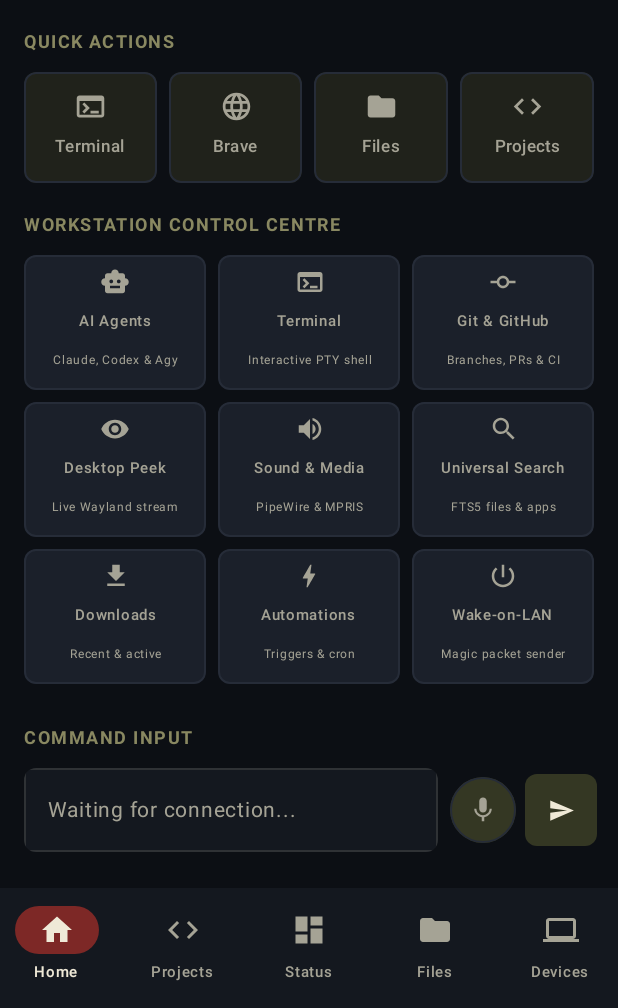
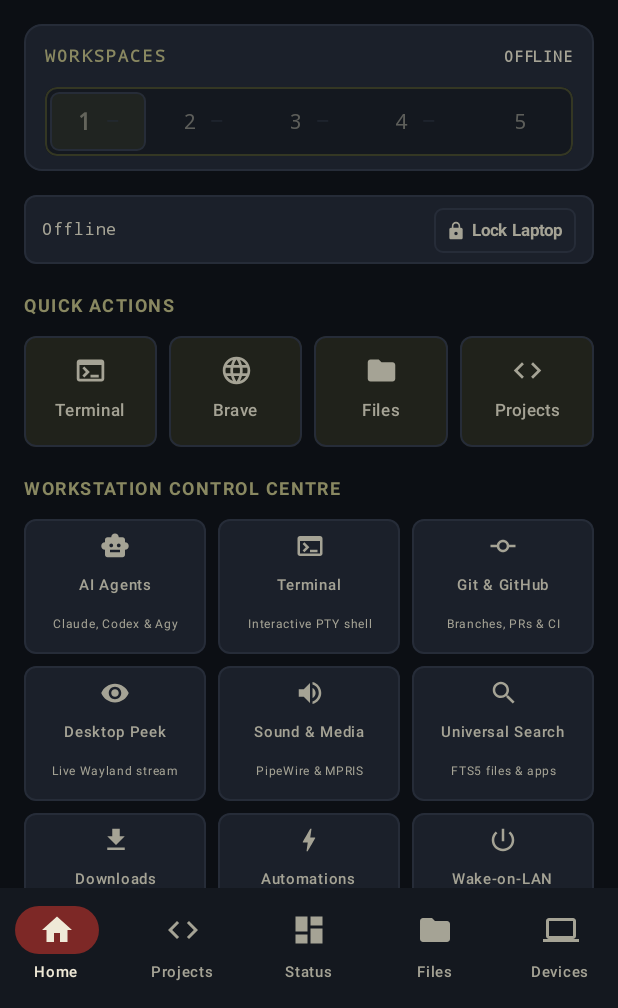
Before and after one commit to axonel/regnant, an Android app built with Jetpack Compose: the screen it shows after launch (MainActivity), on a phone screen of 412 x 824 dp, the part 228-1236 px from its top. Run offline under Robolectric (Android 15) with nearby library versions, the phone set to English and light mode, and no system bars; 13 statements that could not run were skipped.

Commit message:
feat(v1.2.1): animated workspace selector and lock laptop control
- Implement horizontal animated workspace selector on Android HomeScreen (1..5) with Spring physics and Omarchy top-bar style
- Add Hyprland socket2.sock client for real-time bi-directional workspace sync
- Support Omarchy native Lua dispatch bindings (o.workspaces.focus) with fallback
- Replace former workspace lock icon with dedicated Lock Laptop button
- Add explicit confirmation modal showing target laptop name and security notice
- Invoke real Omarchy lock command (/usr/share/omarchy/bin/omarchy-system-lock) and report lock status
- Enforce strict one-way security boundary (no password storage, no remote unlock)
- Add verification test suites, device verification matrix, screenshots, and documentation

```diff
--- /dev/null
+++ b/android/app/src/main/java/org/regnant/android/ui/components/WorkspaceSelector.kt
@@ -0,0 +1,250 @@
+package org.regnant.android.ui.components
+
+import androidx.compose.animation.core.Spring
+import androidx.compose.animation.core.animateFloatAsState
+import androidx.compose.animation.core.spring
+import androidx.compose.foundation.background
+import androidx.compose.foundation.border
+import androidx.compose.foundation.clickable
+import androidx.compose.foundation.gestures.awaitEachGesture
+import androidx.compose.foundation.gestures.awaitFirstDown
+import androidx.compose.ui.input.pointer.changedToUp
+import androidx.compose.foundation.interaction.MutableInteractionSource
+import androidx.compose.foundation.layout.*
+import androidx.compose.foundation.shape.RoundedCornerShape
+import androidx.compose.material3.Text
+import androidx.compose.runtime.*
+import androidx.compose.ui.Alignment
+import androidx.compose.ui.Modifier
+import androidx.compose.ui.draw.clip
+import androidx.compose.ui.geometry.Offset
+import androidx.compose.ui.input.pointer.pointerInput
+import androidx.compose.ui.layout.onGloballyPositioned
+import androidx.compose.ui.platform.LocalDensity
+import androidx.compose.ui.semantics.contentDescription
+import androidx.compose.ui.semantics.semantics
+import androidx.compose.ui.text.font.FontFamily
+import androidx.compose.ui.text.font.FontWeight
+import androidx.compose.ui.text.style.TextAlign
+import androidx.compose.ui.unit.IntOffset
+import androidx.compose.ui.unit.dp
+import androidx.compose.ui.unit.sp
+import org.regnant.android.ui.theme.*
+import kotlin.math.roundToInt
+
+@Composable
+fun WorkspaceSelector(
+    activeWorkspaceId: Int,
+    enabled: Boolean,
+    onWorkspaceSelected: (Int) -> Unit,
+    modifier: Modifier = Modifier,
+    monitorName: String? = null
+) {
+    val density = LocalDensity.current
+    var totalWidthPx by remember { mutableFloatStateOf(0f) }
+    var isDragging by remember { mutableStateOf(false) }
+    var dragSlot by remember { mutableIntStateOf(activeWorkspaceId) }
+
+    // Check if authoritative workspace is within displayed range 1..5
+    val isStandardRange = activeWorkspaceId in 1..5
+    val currentSlot = if (isDragging) dragSlot else if (isStandardRange) activeWorkspaceId else -1
+
+    // Target index 0..4 for the sliding indicator pill (or offscreen/invisible if outside 1..5)
+    val targetIndex = if (currentSlot in 1..5) (currentSlot - 1).toFloat() else -1f
+
+    val animatedIndex by animateFloatAsState(
+        targetValue = if (targetIndex >= 0f) targetIndex else 0f,
+        animationSpec = spring(
+            dampingRatio = Spring.DampingRatioLowBouncy,
+            stiffness = Spring.StiffnessMediumLow
+        ),
+        label = "workspaceIndicator"
+    )
+
+    Column(
+        modifier = modifier
+            .fillMaxWidth()
+            .clip(RoundedCornerShape(12.dp))
+            .background(SurfaceCard)
+            .border(1.dp, SurfaceBorder, RoundedCornerShape(12.dp))
+            .padding(horizontal = 14.dp, vertical = 10.dp)
+    ) {
+        // Header Row: Label & Status
+        Row(
+            modifier = Modifier.fillMaxWidth(),
+            horizontalArrangement = Arrangement.SpaceBetween,
+            verticalAlignment = Alignment.CenterVertically
+        ) {
+            Row(verticalAlignment = Alignment.CenterVertically) {
+                Text(
+                    text = "WORKSPACES",
+                    fontSize = 11.sp,
+                    fontWeight = FontWeight.Bold,
+                    letterSpacing = 1.5.sp,
+                    color = Leaf,
+                    fontFamily = FontFamily.Monospace
+                )
+                if (monitorName != null && monitorName.isNotBlank() && monitorName != "default") {
+                    Spacer(modifier = Modifier.width(6.dp))
+                    Text(
+                        text = "• $monitorName",
+                        fontSize = 10.sp,
+                        color = TextMuted,
+                        fontFamily = FontFamily.Monospace
+                    )
+                }
+            }
+
+            if (!enabled) {
+                Text(
+                    text = "OFFLINE",
+                    fontSize = 10.sp,
+                    fontWeight = FontWeight.Bold,
+                    color = TextMuted,
+                    fontFamily = FontFamily.Monospace
+                )
+            } else if (!isStandardRange) {
+                Text(
+                    text = "ACTIVE: WS $activeWorkspaceId",
+                    fontSize = 10.sp,
+                    fontWeight = FontWeight.Bold,
+                    color = Coral,
+                    fontFamily = FontFamily.Monospace
+                )
+            } else {
+                Text(
+                    text = "SLOT $activeWorkspaceId",
+                    fontSize = 10.sp,
+                    fontWeight = FontWeight.Bold,
+                    color = Candle,
+                    fontFamily = FontFamily.Monospace
+                )
+            }
+        }
+
+        Spacer(modifier = Modifier.height(8.dp))
+
+        // Interactive Workspace Track
+        BoxWithConstraints(
+            modifier = Modifier
+                .fillMaxWidth()
+                .height(46.dp)
+                .clip(RoundedCornerShape(8.dp))
+                .background(SurfaceDark)
+                .border(1.dp, Juniper, RoundedCornerShape(8.dp))
+                .onGloballyPositioned { layoutCoordinates ->
+                    totalWidthPx = layoutCoordinates.size.width.toFloat()
+                }
+                .pointerInput(enabled, activeWorkspaceId) {
+                    if (!enabled) return@pointerInput
+                    awaitEachGesture {
+                        val down = awaitFirstDown(requireUnconsumed = false)
+                        val downX = down.position.x
+                        var isDrag = false
+                        val currentWidth = if (totalWidthPx > 0f) totalWidthPx else size.width.toFloat()
+                        val slotWidth = if (currentWidth > 0f) currentWidth / 5f else 1f
+
+                        while (true) {
+                            val event = awaitPointerEvent()
+                            val change = event.changes.firstOrNull { it.id == down.id } ?: break
+                            if (change.changedToUp()) {
+                                change.consume()
+                                if (isDrag) {
+                                    isDragging = false
+                                    if (dragSlot in 1..5) {
+                                        onWorkspaceSelected(dragSlot)
+                                    }
+                                } else {
+                                    val slot = ((change.position.x / slotWidth).toInt() + 1).coerceIn(1, 5)
+                                    onWorkspaceSelected(slot)
+                                }
+                                break
+                            } else {
+                                val dx = kotlin.math.abs(change.position.x - downX)
+                                if (dx > 20f) {
+                                    if (!isDrag) {
+                                        isDrag = true
+                                        isDragging = true
+                                    }
+                                    change.consume()
+                                    val tentative = ((change.position.x / slotWidth).toInt() + 1).coerceIn(1, 5)
+                                    dragSlot = tentative
+                                }
+                            }
+                        }
+                    }
+                }
+        ) {
+            val trackWidth = maxWidth
+            val slotWidth = trackWidth / 5
+
+            // Animated Sliding Highlight Pill
+            if (isStandardRange || isDragging) {
+                val indicatorOffset = slotWidth * animatedIndex
+                Box(
+                    modifier = Modifier
+                        .offset(x = indicatorOffset)
+                        .width(slotWidth)
+                        .fillMaxHeight()
+                        .padding(3.dp)
+                        .clip(RoundedCornerShape(6.dp))
+                        .background(if (enabled) Juniper else Juniper.copy(alpha = 0.4f))
+                        .border(
+                            1.dp,
+                            if (enabled) Leaf else SurfaceBorder,
+                            RoundedCornerShape(6.dp)
+                        )
+                )
+            }
+
+            // 5 Workspace Slots Row
+            Row(
+                modifier = Modifier.fillMaxSize(),
+                horizontalArrangement = Arrangement.SpaceEvenly,
+                verticalAlignment = Alignment.CenterVertically
+            ) {
+                for (slot in 1..5) {
+                    val isSlotActive = (isStandardRange && slot == activeWorkspaceId) || (isDragging && slot == dragSlot)
+
+                    Box(
+                        modifier = Modifier
+                            .weight(1f)
+                            .fillMaxHeight()
+                            .semantics {
+                                contentDescription = "Workspace $slot${if (isSlotActive) ", Active" else ""}"
+                            },
+                        contentAlignment = Alignment.Center
+                    ) {
+                        Row(
+                            verticalAlignment = Alignment.CenterVertically,
+                            horizontalArrangement = Arrangement.Center
+                        ) {
+                            Text(
+                                text = "$slot",
+                                fontSize = if (isSlotActive) 16.sp else 14.sp,
+                                fontWeight = if (isSlotActive) FontWeight.Bold else FontWeight.Medium,
+                                color = when {
+                                    !enabled -> TextMuted.copy(alpha = 0.5f)
+                                    isSlotActive -> Candle
+                                    else -> TextMuted
+                                },
+                                fontFamily = FontFamily.Monospace,
+                                textAlign = TextAlign.Center
+                            )
+
+                            // Subtle dash between items (except after item 5)
+                            if (slot < 5) {
+                                Text(
+                                    text = " —",
+                                    fontSize = 11.sp,
+                                    color = SurfaceBorder,
+                                    modifier = Modifier.padding(start = 6.dp)
+                                )
+                            }
+                        }
+                    }
+                }
+            }
+        }
+    }
+}
--- a/android/app/src/main/java/org/regnant/android/ui/screens/HomeScreen.kt
+++ b/android/app/src/main/java/org/regnant/android/ui/screens/HomeScreen.kt
@@ -1,6 +1,7 @@
 package org.regnant.android.ui.screens
 
 import android.widget.Toast
+import androidx.compose.foundation.BorderStroke
 import androidx.compose.foundation.background
 import androidx.compose.foundation.border
 import androidx.compose.foundation.clickable
@@ -40,6 +41,7 @@ import org.regnant.android.network.RegnantClient
 import org.regnant.android.ui.components.QuickActionChips
 import org.regnant.android.ui.components.StatusHeader
 import org.regnant.android.ui.components.VoiceInputButton
+import org.regnant.android.ui.components.WorkspaceSelector
 import org.regnant.android.ui.theme.*
 
 @Composable
@@ -62,6 +64,9 @@ fun HomeScreen(
 
     var metrics by remember { mutableStateOf<HostMetrics?>(null) }
     var showLockDialog by remember { mutableStateOf(false) }
+
+    val workspaceState by client.workspaceState.collectAsState()
+    val activeWorkspaceId = workspaceState?.workspaceId ?: 1
 
     // Lightweight telemetry polling on home screen
     LaunchedEffect(connectionStatus) {
@@ -94,19 +99,46 @@ fun HomeScreen(
                 UnpairedCard(onNavigateToPairing = onNavigateToPairing)
             }
         } else {
-            // Live Mini Hardware Telemetry Banner
-            if (isConnected && metrics != null) {
+            // Workspace Selector prominently below StatusHeader
             item {
-                    val m = metrics!!
+                WorkspaceSelector(
+                    activeWorkspaceId = activeWorkspaceId,
+                    onWorkspaceSelected = { slot ->
+                        coroutineScope.launch {
+                            val res = client.switchWorkspace(slot)
+                            if (res.isFailure) {
+                                Toast.makeText(
+                                    context,
+                                    "Failed to switch workspace: ${res.exceptionOrNull()?.message}",
+                                    Toast.LENGTH_SHORT
+                                ).show()
+                            }
+                        }
+                    },
+                    enabled = isConnected,
+                    modifier = Modifier.fillMaxWidth()
+                )
+            }
+
+            // Live Mini Hardware Telemetry & Lock Control Banner
+            item {
+                val m = metrics
                 Row(
                     modifier = Modifier
                         .fillMaxWidth()
                         .clip(RoundedCornerShape(8.dp))
                         .background(SurfaceCard)
                         .border(1.dp, SurfaceBorder, RoundedCornerShape(8.dp))
-                            .clickable(onClick = onNavigateToDashboard)
                         .padding(horizontal = 12.dp, vertical = 8.dp),
                     horizontalArrangement = Arrangement.SpaceBetween,
+                    verticalAlignment = Alignment.CenterVertically
+                ) {
+                    if (m != null) {
+                        Row(
+                            modifier = Modifier
+                                .weight(1f)
+                                .clickable(onClick = onNavigateToDashboard),
+                            horizontalArrangement = Arrangement.spacedBy(12.dp),
                             verticalAlignment = Alignment.CenterVertically
                         ) {
                             Row(verticalAlignment = Alignment.CenterVertically) {
@@ -131,13 +163,44 @@ fun HomeScreen(
                                 Spacer(modifier = Modifier.width(4.dp))
                                 Text("RAM ${m.memory.percent}%", fontSize = 11.sp, color = Candle, fontFamily = FontFamily.Monospace)
                             }
+                        }
+                    } else {
+                        Text(
+                            text = if (isConnected) "Telemetry connecting..." else "Offline",
+                            fontSize = 11.sp,
+                            color = TextMuted,
+                            fontFamily = FontFamily.Monospace,
+                            modifier = Modifier.weight(1f)
+                        )
+                    }
 
-                        IconButton(
+                    // Replaced former small icon with dedicated "Lock Laptop" button
+                    OutlinedButton(
                         onClick = { showLockDialog = true },
-                            modifier = Modifier.size(24.dp)
+                        enabled = isConnected,
+                        contentPadding = PaddingValues(horizontal = 8.dp, vertical = 2.dp),
+                        modifier = Modifier.height(30.dp),
+                        colors = ButtonDefaults.outlinedButtonColors(
+                            containerColor = SurfaceDark,
+                            contentColor = Coral,
+                            disabledContentColor = TextMuted
+                        ),
+                        border = BorderStroke(1.dp, if (isConnected) Coral.copy(alpha = 0.6f) else SurfaceBorder),
+                        shape = RoundedCornerShape(6.dp)
                     ) {
-                            Icon(Icons.Default.Lock, contentDescription = "Lock", tint = Coral, modifier = Modifier.size(16.dp))
-                        }
+                        Icon(
+                            imageVector = Icons.Default.Lock,
+                            contentDescription = null,
+                            tint = if (isConnected) Coral else TextMuted,
+                            modifier = Modifier.size(13.dp)
+                        )
+                        Spacer(modifier = Modifier.width(4.dp))
+                        Text(
+                            text = "Lock Laptop",
+                            fontSize = 11.sp,
+                            fontWeight = FontWeight.Bold,
+                            color = if (isConnected) Candle else TextMuted
+                        )
                     }
                 }
             }
@@ -212,26 +275,72 @@ fun HomeScreen(
     }
 
     if (showLockDialog) {
+        val laptopName = pairedHost?.hostName ?: "Linux Laptop"
         AlertDialog(
             onDismissRequest = { showLockDialog = false },
             containerColor = SurfaceCard,
-            title = { Text("Lock Workstation?", color = Candle, fontWeight = FontWeight.Bold) },
-            text = { Text("Lock your Linux desktop session immediately.", color = TextMuted) },
+            shape = RoundedCornerShape(12.dp),
+            title = {
+                Row(verticalAlignment = Alignment.CenterVertically) {
+                    Icon(
+                        imageVector = Icons.Default.Lock,
+                        contentDescription = null,
+                        tint = Coral,
+                        modifier = Modifier.size(20.dp)
+                    )
+                    Spacer(modifier = Modifier.width(8.dp))
+                    Text(
+                        text = "Lock $laptopName?",
+                        color = Candle,
+                        fontWeight = FontWeight.Bold,
+                        fontSize = 18.sp
+                    )
+                }
+            },
+            text = {
+                Column(verticalArrangement = Arrangement.spacedBy(8.dp)) {
+                    Text(
+                        text = "Your laptop screen will lock immediately.",
+                        color = Candle,
+                        fontSize = 14.sp
+                    )
+                    Text(
+                        text = "Unlocking requires physical entry of your password or fingerprint directly on the computer. Regnant cannot unlock your workstation remotely.",
+                        color = TextMuted,
+                        fontSize = 13.sp,
+                        lineHeight = 18.sp
+                    )
+                }
+            },
             confirmButton = {
                 Button(
                     onClick = {
                         showLockDialog = false
                         coroutineScope.launch {
                             val res = client.lockWorkstation()
-                            if (res.isSuccess) Toast.makeText(context, "Workstation locked!", Toast.LENGTH_SHORT).show()
-                            else Toast.makeText(context, "Lock failed", Toast.LENGTH_SHORT).show()
+                            if (res.isSuccess) {
+                                Toast.makeText(context, "Laptop locked", Toast.LENGTH_SHORT).show()
+                            } else {
+                                Toast.makeText(
+                                    context,
+                                    "Lock failed: ${res.exceptionOrNull()?.message ?: "Unknown error"}",
+                                    Toast.LENGTH_LONG
+                                ).show()
+                            }
                         }
                     },
-                    colors = ButtonDefaults.buttonColors(containerColor = Coral)
-                ) { Text("Lock", color = Candle, fontWeight = FontWeight.Bold) }
+                    colors = ButtonDefaults.buttonColors(containerColor = Coral),
+                    shape = RoundedCornerShape(8.dp)
+                ) {
+                    Text("Lock", color = Candle, fontWeight = FontWeight.Bold)
+                }
             },
             dismissButton = {
-                TextButton(onClick = { showLockDialog = false }) { Text("Cancel", color = TextMuted) }
+                TextButton(
+                    onClick = { showLockDialog = false }
+                ) {
+                    Text("Cancel", color = TextMuted)
+                }
             }
         )
     }
```
Also changed, not shown: android/app/src/main/java/org/regnant/android/data/Models.kt (+16 -0 lines), android/app/src/main/java/org/regnant/android/network/RegnantClient.kt (+74 -1 lines), 16 other files. Lines whose indentation alone changed are shown as unchanged.
